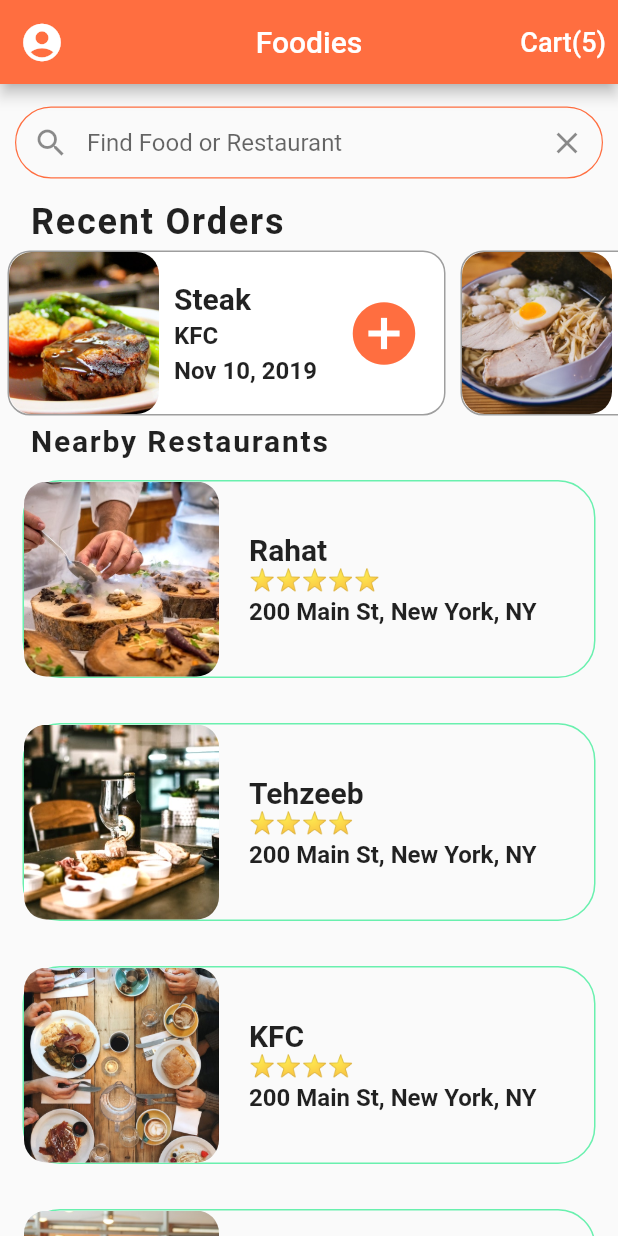
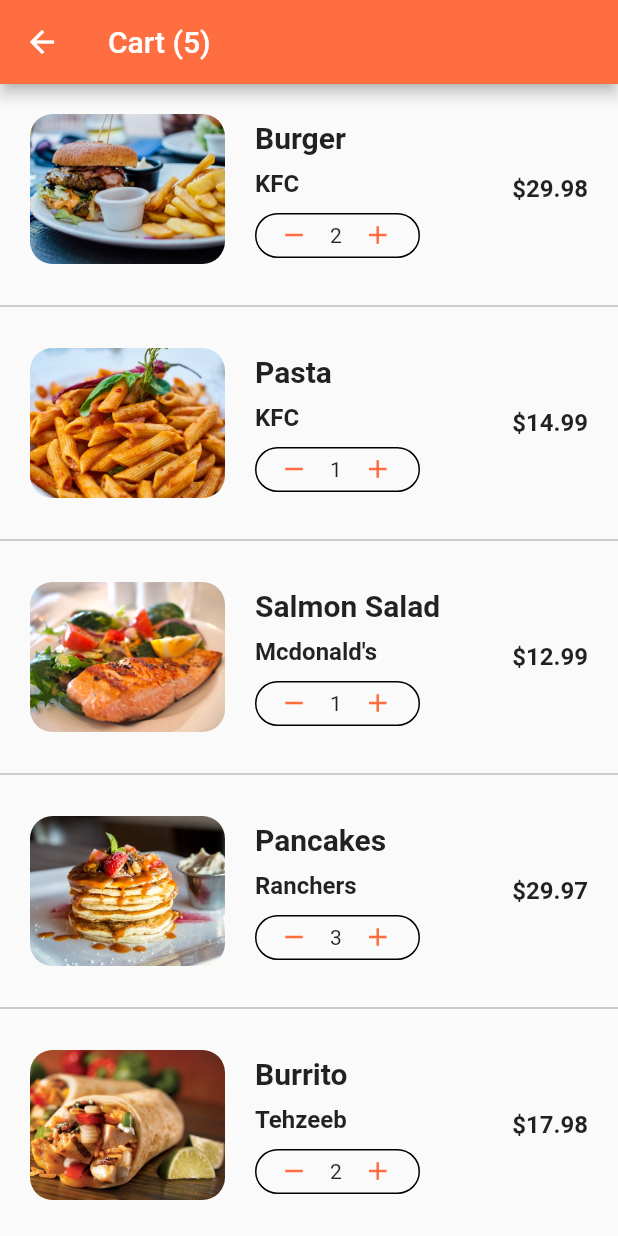
Before and after one commit to arslankaleem7229/Food-Dilivery-App, a Flutter app: the screen it shows after launch, after a tap on an icon or button, on a phone screen of 412 x 824 dp. Run offline on Flutter 3.47's test engine with Material 2 defaults, Android fonts, the phone set to English and light mode, and no system bars.

Commit message:
Cart Screen Created

```diff
--- a/lib/Widgets/nearby_restaurants.dart
+++ b/lib/Widgets/nearby_restaurants.dart
@@ -1,7 +1,7 @@
 import 'package:flutter/material.dart';
 import 'package:foodies/Widgets/rating.dart';
 import 'package:foodies/data/data.dart';
-import 'package:foodies/screens/restaurant_screen.dart';
+import 'package:foodies/screens/restaurant.dart';
 import 'package:foodies/styles/constant.dart';
 
 class NearbyRestaurants extends StatelessWidget {
--- a/lib/main.dart
+++ b/lib/main.dart
@@ -1,5 +1,5 @@
 import 'package:flutter/material.dart';
-import 'package:foodies/screens/home_screen.dart';
+import 'package:foodies/screens/home.dart';
 
 void main() => runApp(MyApp());
 
--- /dev/null
+++ b/lib/screens/cart.dart
@@ -0,0 +1,108 @@
+import 'package:flutter/material.dart';
+import 'package:foodies/data/data.dart';
+import 'package:foodies/models/order.dart';
+import 'package:foodies/styles/constant.dart';
+
+class CartScreen extends StatefulWidget {
+  @override
+  _CartScreenState createState() => _CartScreenState();
+}
+
+class _CartScreenState extends State<CartScreen> {
+  @override
+  Widget build(BuildContext context) {
+    return Scaffold(
+        appBar: AppBar(
+          title: Text("Cart (${currentUser.cart.length})"),
+        ),
+        body: ListView.separated(
+            itemBuilder: (_, index) {
+              Order order = currentUser.cart[index];
+              return _buildCartOrders(
+                  buildContext: _, order: order, itemCount: order.quantity);
+            },
+            separatorBuilder: (_, index) {
+              return Divider(
+                color: Colors.grey,
+              );
+            },
+            itemCount: currentUser.cart.length));
+  }
+
+  _buildCartOrders(
+      {@required BuildContext buildContext, Order order, int itemCount}) {
+    int _itemsCount = itemCount;
+    return Container(
+      padding: EdgeInsets.all(20),
+      child: Row(
+        children: [
+          ClipRRect(
+            borderRadius: BorderRadius.circular(15.0),
+            child: Image(
+              height: 100.0,
+              width: 130.0,
+              image: AssetImage(order.food.imageUrl),
+              fit: BoxFit.cover,
+            ),
+          ),
+          Expanded(
+            child: Container(
+              margin: EdgeInsets.only(left: 20.0),
+              child: Column(
+                mainAxisAlignment: MainAxisAlignment.center,
+                mainAxisSize: MainAxisSize.max,
+                crossAxisAlignment: CrossAxisAlignment.start,
+                children: [
+                  new Text(
+                    order.food.name,
+                    style: kTextStyle(20, FontWeight.bold),
+                    overflow: TextOverflow.ellipsis,
+                  ),
+                  new SizedBox(height: 10.0),
+                  new Text(
+                    order.restaurant.name,
+                    style: kTextStyle(16, FontWeight.bold),
+                    overflow: TextOverflow.clip,
+                  ),
+                  new SizedBox(height: 10.0),
+                  Container(
+                    constraints: BoxConstraints(maxWidth: 110, minWidth: 100),
+                    padding: EdgeInsets.all(1.0),
+                    decoration: BoxDecoration(
+                        border: Border.all(width: 1.0),
+                        borderRadius: BorderRadius.circular(25.0)),
+                    height: 30.0,
+                    child: Row(
+                      children: [
+                        IconButton(
+                          icon: Icon(Icons.remove),
+                          iconSize: 20.0,
+                          color: Theme.of(context).primaryColor,
+                          padding: EdgeInsets.only(bottom: 1.0),
+                          onPressed: () {},
+                        ),
+                        Text("$_itemsCount"),
+                        IconButton(
+                          icon: Icon(Icons.add),
+                          color: Theme.of(context).primaryColor,
+                          padding: EdgeInsets.only(bottom: 1.0),
+                          iconSize: 20.0,
+                          onPressed: () {},
+                        ),
+                      ],
+                    ),
+                  )
+                ],
+              ),
+            ),
+          ),
+          new Text(
+            "\$${order.food.price * order.quantity}",
+            style: kTextStyle(16, FontWeight.bold),
+            overflow: TextOverflow.clip,
+          ),
+        ],
+      ),
+    );
+  }
+}
--- a/lib/screens/home_screen.dart
+++ b/lib/screens/home.dart
@@ -2,6 +2,7 @@ import 'package:flutter/material.dart';
 import 'package:foodies/Widgets/nearby_restaurants.dart';
 import 'package:foodies/Widgets/recent_orders.dart';
 import 'package:foodies/data/data.dart';
+import 'package:foodies/screens/cart.dart';
 
 class HomeScreen extends StatelessWidget {
   @override
@@ -16,7 +17,8 @@ class HomeScreen extends StatelessWidget {
         ),
         actions: [
           TextButton(
-            onPressed: () {},
+            onPressed: () => Navigator.push(
+                context, MaterialPageRoute(builder: (_) => CartScreen())),
             child: Text(
               "Cart(${currentUser.cart.length})",
               style: TextStyle(color: Colors.white, fontSize: 18.0),
--- a/lib/screens/restaurant_screen.dart
+++ b/lib/screens/restaurant.dart
@@ -39,7 +39,17 @@ class RestaurantScreen extends StatelessWidget {
           ),
           Container(
             padding: EdgeInsets.all(20.0),
-            color: Colors.amber,
+            decoration: BoxDecoration(
+              gradient: LinearGradient(
+                begin: Alignment.topRight,
+                end: Alignment.bottomLeft,
+                colors: [
+                  Colors.amber,
+                  Colors.amberAccent,
+                  Colors.white,
+                ],
+              ),
+            ),
             height: MediaQuery.of(context).size.height / 6,
             width: MediaQuery.of(context).size.width,
             child: Column(
@@ -68,7 +78,6 @@ class RestaurantScreen extends StatelessWidget {
             ),
           ),
           Container(
-            color: Colors.greenAccent,
             child: Row(
               mainAxisAlignment: MainAxisAlignment.spaceEvenly,
               children: [
@@ -119,7 +128,7 @@ class RestaurantScreen extends StatelessWidget {
     );
   }
 
-  Widget _buildMenuItems(
+  Stack _buildMenuItems(
       {@required BuildContext buildContext, @required Food menuItems}) {
     return Stack(
       alignment: Alignment.center,
```
